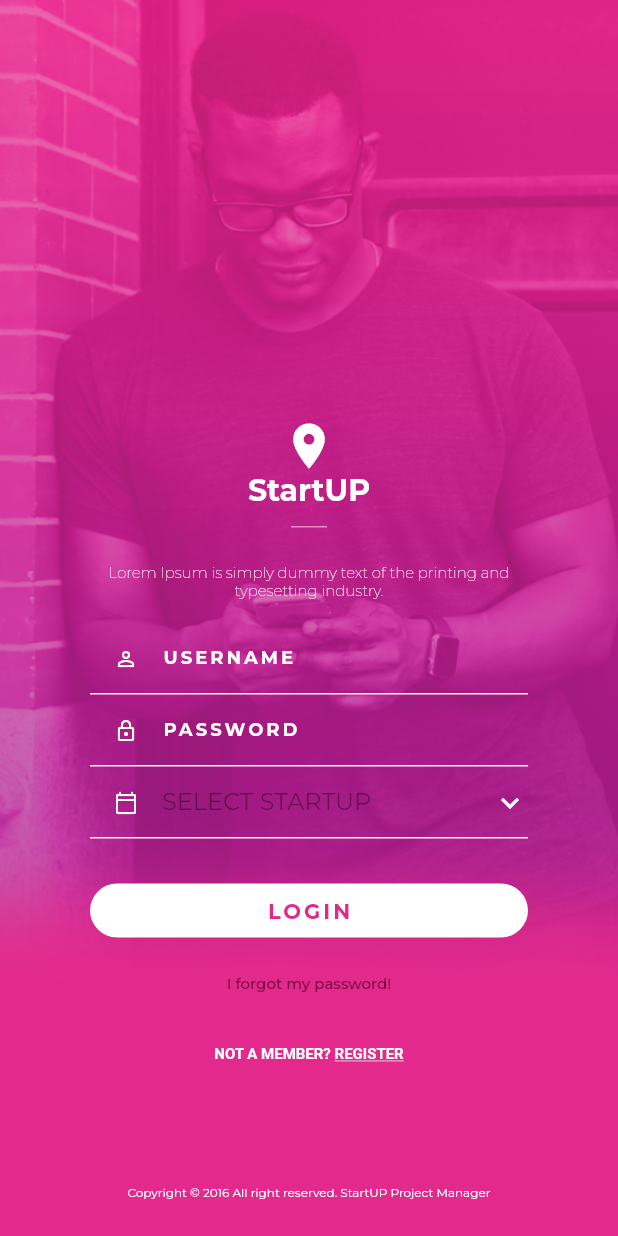
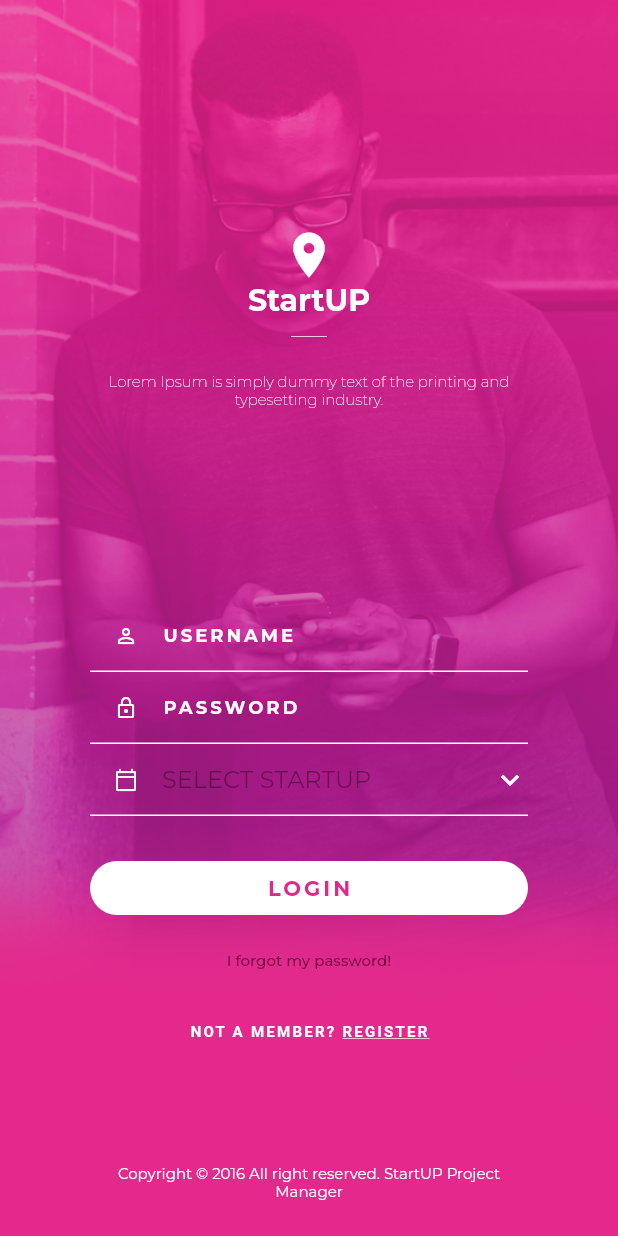
Before and after one commit to christianwico/eg-tech-exam, a Flutter app: the screen it shows after launch, on a phone screen of 412 x 824 dp. Run offline on Flutter 3.47's test engine with Material 2 defaults, Android fonts, the phone set to English and light mode, and no system bars; our stand-ins replace google_fonts.

Commit message:
Make flex adjustments to login page

```diff
--- a/lib/pages/login/login_page.dart
+++ b/lib/pages/login/login_page.dart
@@ -1,6 +1,13 @@
 import 'package:flutter/material.dart';
 
-class LoginPage extends StatelessWidget {
+class LoginPage extends StatefulWidget {
+  final GlobalKey<FormState> formKey = GlobalKey<FormState>();
+
+  @override
+  _LoginPageState createState() => _LoginPageState();
+}
+
+class _LoginPageState extends State<LoginPage> {
   @override
   Widget build(BuildContext context) {
     return Container(
@@ -21,7 +28,6 @@ class LoginPage extends StatelessWidget {
         mainAxisSize: MainAxisSize.max,
         children: [
           _buildBrand(context),
-          SizedBox(height: 16.0),
           _buildForm(context),
           _buildCopyFooter(),
         ],
@@ -31,8 +37,9 @@ class LoginPage extends StatelessWidget {
 
   Widget _buildBrand(BuildContext context) {
     return Expanded(
+      flex: 2,
       child: Column(
-        mainAxisAlignment: MainAxisAlignment.end,
+        mainAxisAlignment: MainAxisAlignment.center,
         children: [
           Icon(
             Icons.location_on,
@@ -75,6 +82,7 @@ class LoginPage extends StatelessWidget {
 
   Widget _buildForm(BuildContext context) {
     return Expanded(
+      flex: 2,
       child: Form(
         child: Column(
           children: [
@@ -159,6 +167,7 @@ class LoginPage extends StatelessWidget {
                     color: Colors.white,
                     fontSize: 10.0,
                     fontWeight: FontWeight.bold,
+                    letterSpacing: 1.5,
                   ),
                   children: [
                     TextSpan(
@@ -179,11 +188,17 @@ class LoginPage extends StatelessWidget {
   }
 
   Widget _buildCopyFooter() {
-    return Text(
-      'Copyright © 2016 All right reserved. StartUP Project Manager',
-      style: TextStyle(
-        fontSize: 8.0,
-      ),
+    return Column(
+      mainAxisAlignment: MainAxisAlignment.end,
+      children: [
+        Text(
+          'Copyright © 2016 All right reserved. StartUP Project Manager',
+          style: TextStyle(
+            fontSize: 10.0,
+          ),
+          textAlign: TextAlign.center,
+        ),
+      ],
     );
   }
 }
```
